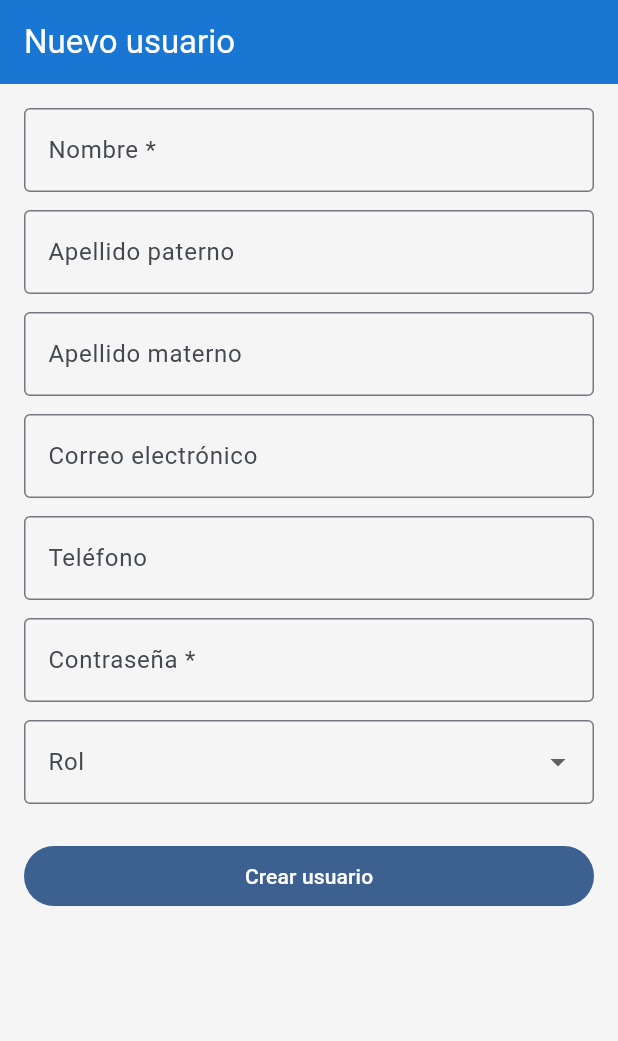
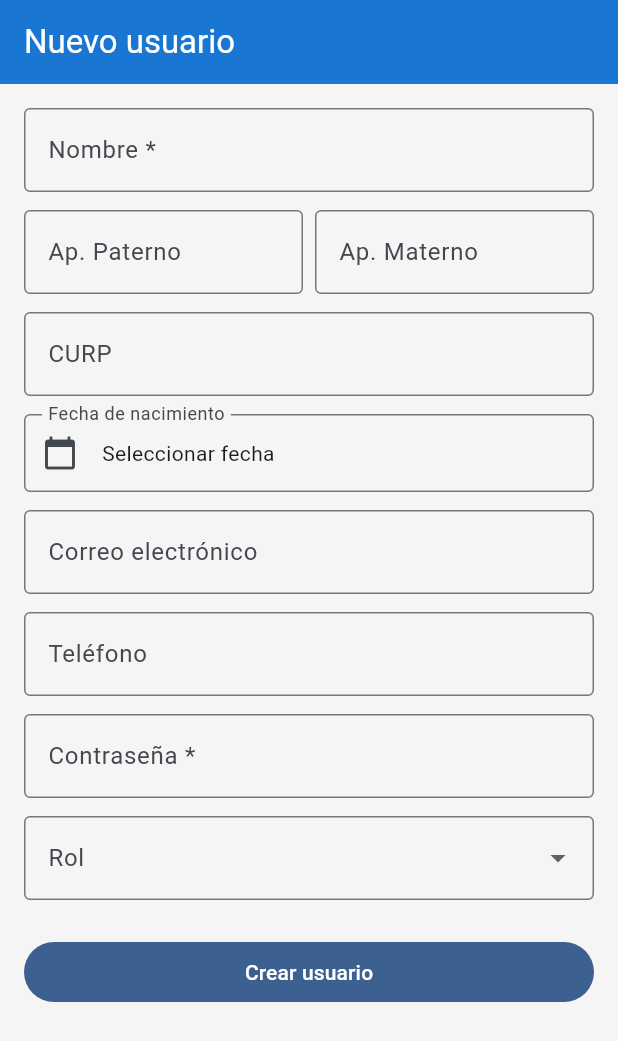
Before and after one commit to MiguelDLM/SIGE-MX, a Flutter app: the UserFormScreen screen opened by its route, on a phone screen of 412 x 824 dp. Shown: the top 1041 px of the screen. Run offline on Flutter 3.47's test engine with Material 3 defaults, Android fonts, the phone set to English and light mode, and no system bars; our stand-ins replace connectivity_plus, dio, file_picker, flutter_riverpod, flutter_secure_storage, go_router and 4 more; accounts and stored records are empty; network calls fail.

Commit message:
Complete all forms with maternal surname, CURP and DOB

```diff
--- a/mobile/lib/features/admin/parents_admin_screen.dart
+++ b/mobile/lib/features/admin/parents_admin_screen.dart
@@ -11,8 +11,6 @@ final parentsAdminProvider =
     'role': 'padre',
     if (search.isNotEmpty) 'search': search,
   });
-  // The users endpoint returns a list of (user, roles) tuples or just user objects depending on implementation
-  // Adjusting based on common patterns in this codebase
   return (resp.data['data'] as List).cast<Map<String, dynamic>>();
 });
 
@@ -75,7 +73,7 @@ class _ParentsAdminScreenState extends ConsumerState<ParentsAdminScreen> {
             separatorBuilder: (_, __) => const Divider(height: 1),
             itemBuilder: (_, i) {
               final p = parents[i];
-              final nombre = '${p['nombre'] ?? ''} ${p['apellido_paterno'] ?? ''}'.trim();
+              final nombre = '${p['nombre'] ?? ''} ${p['apellido_paterno'] ?? ''} ${p['apellido_materno'] ?? ''}'.trim();
               return ListTile(
                 leading: const CircleAvatar(child: Icon(Icons.person_outline)),
                 title: Text(nombre),
@@ -103,8 +101,6 @@ class _ParentsAdminScreenState extends ConsumerState<ParentsAdminScreen> {
   }
 
   Future<void> _showForm(BuildContext context, Map<String, dynamic>? existing) async {
-    // This uses the UserFormScreen logic but could be a specialized dialog
-    // For now, let's keep it simple with a dialog for CURP requirement
     final saved = await showDialog<bool>(
       context: context,
       builder: (ctx) => _ParentDialog(existing: existing, ref: ref),
@@ -113,7 +109,6 @@ class _ParentsAdminScreenState extends ConsumerState<ParentsAdminScreen> {
   }
 
   Future<void> _showLinkHijos(BuildContext context, Map<String, dynamic> parent) async {
-    // Reusing logic from the student linking part but initiated from Parent
     await showDialog(
       context: context,
       builder: (ctx) => _LinkHijosDialog(parent: parent, ref: ref),
@@ -133,8 +128,10 @@ class _ParentDialog extends StatefulWidget {
 class _ParentDialogState extends State<_ParentDialog> {
   late final TextEditingController _nombreCtrl;
   late final TextEditingController _apPaternoCtrl;
+  late final TextEditingController _apMaternoCtrl;
   late final TextEditingController _emailCtrl;
   late final TextEditingController _curpCtrl;
+  DateTime? _fechaNacimiento;
   bool _saving = false;
   String? _error;
 
@@ -144,14 +141,19 @@ class _ParentDialogState extends State<_ParentDialog> {
     final e = widget.existing;
     _nombreCtrl = TextEditingController(text: e?['nombre'] ?? '');
     _apPaternoCtrl = TextEditingController(text: e?['apellido_paterno'] ?? '');
+    _apMaternoCtrl = TextEditingController(text: e?['apellido_materno'] ?? '');
     _emailCtrl = TextEditingController(text: e?['email'] ?? '');
     _curpCtrl = TextEditingController(text: e?['curp'] ?? '');
+    if (e?['fecha_nacimiento'] != null) {
+      _fechaNacimiento = DateTime.parse(e!['fecha_nacimiento']);
+    }
   }
 
   @override
   void dispose() {
     _nombreCtrl.dispose();
     _apPaternoCtrl.dispose();
+    _apMaternoCtrl.dispose();
     _emailCtrl.dispose();
     _curpCtrl.dispose();
     super.dispose();
@@ -168,14 +170,17 @@ class _ParentDialogState extends State<_ParentDialog> {
       final body = {
         'nombre': _nombreCtrl.text.trim(),
         'apellido_paterno': _apPaternoCtrl.text.trim(),
+        'apellido_materno': _apMaternoCtrl.text.trim(),
         'email': _emailCtrl.text.trim(),
         'curp': _curpCtrl.text.trim().toUpperCase(),
+        'fecha_nacimiento': _fechaNacimiento?.toIso8601String().split('T')[0],
         'roles': ['padre'],
       };
       if (widget.existing != null) {
         await dio.patch('/api/v1/users/${widget.existing!['id']}', data: body);
       } else {
-        body['password'] = 'SAS12345'; // Default password
+        body['password'] = body['curp'] as String; // Usar CURP como contraseña default
+        body['must_change_password'] = true;
         await dio.post('/api/v1/users/', data: body);
       }
       if (mounted) Navigator.pop(context, true);
@@ -196,11 +201,28 @@ class _ParentDialogState extends State<_ParentDialog> {
           children: [
             TextField(controller: _nombreCtrl, decoration: const InputDecoration(labelText: 'Nombre(s) *', border: OutlineInputBorder())),
             const SizedBox(height: 12),
-            TextField(controller: _apPaternoCtrl, decoration: const InputDecoration(labelText: 'Apellido Paterno', border: OutlineInputBorder())),
+            Row(
+              children: [
+                Expanded(child: TextField(controller: _apPaternoCtrl, decoration: const InputDecoration(labelText: 'Ap. Paterno', border: OutlineInputBorder()))),
+                const SizedBox(width: 8),
+                Expanded(child: TextField(controller: _apMaternoCtrl, decoration: const InputDecoration(labelText: 'Ap. Materno', border: OutlineInputBorder()))),
+              ],
+            ),
             const SizedBox(height: 12),
-            TextField(controller: _emailCtrl, decoration: const InputDecoration(labelText: 'Email *', border: OutlineInputBorder())),
+            TextField(controller: _curpCtrl, decoration: const InputDecoration(labelText: 'CURP *', border: OutlineInputBorder(), hintText: 'ABCD123456...')),
             const SizedBox(height: 12),
-            TextField(controller: _curpCtrl, decoration: const InputDecoration(labelText: 'CURP *', border: OutlineInputBorder())),
+            InkWell(
+              onTap: () async {
+                final d = await showDatePicker(context: context, initialDate: DateTime(1985), firstDate: DateTime(1940), lastDate: DateTime.now());
+                if (d != null) setState(() => _fechaNacimiento = d);
+              },
+              child: InputDecorator(
+                decoration: const InputDecoration(labelText: 'Fecha de nacimiento', border: OutlineInputBorder(), prefixIcon: Icon(Icons.calendar_today)),
+                child: Text(_fechaNacimiento == null ? 'Seleccionar fecha' : '${_fechaNacimiento!.day}/${_fechaNacimiento!.month}/${_fechaNacimiento!.year}'),
+              ),
+            ),
+            const SizedBox(height: 12),
+            TextField(controller: _emailCtrl, keyboardType: TextInputType.emailAddress, decoration: const InputDecoration(labelText: 'Email *', border: OutlineInputBorder())),
             if (_error != null) Padding(padding: const EdgeInsets.only(top: 8), child: Text(_error!, style: const TextStyle(color: Colors.red))),
           ],
         ),
@@ -253,7 +275,7 @@ class _LinkHijosDialogState extends State<_LinkHijosDialog> {
                 itemBuilder: (ctx, i) {
                   final s = _results[i];
                   return ListTile(
-                    title: Text('${s['nombre']} ${s['apellido_paterno'] ?? ''}'),
+                    title: Text('${s['nombre']} ${s['apellido_paterno'] ?? ''} ${s['apellido_materno'] ?? ''}'),
                     subtitle: Text('Mat: ${s['matricula']}'),
                     trailing: IconButton(
                       icon: const Icon(Icons.add_link),
--- a/mobile/lib/features/admin/user_form_screen.dart
+++ b/mobile/lib/features/admin/user_form_screen.dart
@@ -18,7 +18,9 @@ class _UserFormScreenState extends ConsumerState<UserFormScreen> {
   final _apMaternoCtrl = TextEditingController();
   final _emailCtrl = TextEditingController();
   final _telefonoCtrl = TextEditingController();
+  final _curpCtrl = TextEditingController();
   final _passwordCtrl = TextEditingController();
+  DateTime? _fechaNacimiento;
   String? _role;
   bool _saving = false;
 
@@ -31,6 +33,7 @@ class _UserFormScreenState extends ConsumerState<UserFormScreen> {
     _apMaternoCtrl.dispose();
     _emailCtrl.dispose();
     _telefonoCtrl.dispose();
+    _curpCtrl.dispose();
     _passwordCtrl.dispose();
     super.dispose();
   }
@@ -47,30 +50,23 @@ class _UserFormScreenState extends ConsumerState<UserFormScreen> {
       final dio = ref.read(apiClientProvider);
       await dio.post('/api/v1/users/', data: {
         'nombre': _nombreCtrl.text.trim(),
-        'apellido_paterno': _apPaternoCtrl.text.trim().isEmpty
-            ? null
-            : _apPaternoCtrl.text.trim(),
-        'apellido_materno': _apMaternoCtrl.text.trim().isEmpty
-            ? null
-            : _apMaternoCtrl.text.trim(),
+        'apellido_paterno': _apPaternoCtrl.text.trim().isEmpty ? null : _apPaternoCtrl.text.trim(),
+        'apellido_materno': _apMaternoCtrl.text.trim().isEmpty ? null : _apMaternoCtrl.text.trim(),
         'email': _emailCtrl.text.trim().isEmpty ? null : _emailCtrl.text.trim(),
-        'telefono': _telefonoCtrl.text.trim().isEmpty
-            ? null
-            : _telefonoCtrl.text.trim(),
+        'telefono': _telefonoCtrl.text.trim().isEmpty ? null : _telefonoCtrl.text.trim(),
+        'curp': _curpCtrl.text.trim().isEmpty ? null : _curpCtrl.text.trim().toUpperCase(),
+        'fecha_nacimiento': _fechaNacimiento?.toIso8601String().split('T')[0],
         'password': _passwordCtrl.text,
         'roles': _role != null ? [_role!] : [],
       });
       ref.invalidate(usersAdminProvider);
       if (mounted) {
-        ScaffoldMessenger.of(context).showSnackBar(
-          const SnackBar(content: Text('Usuario creado')),
-        );
+        ScaffoldMessenger.of(context).showSnackBar(const SnackBar(content: Text('Usuario creado')));
         context.pop();
       }
     } catch (e) {
       if (mounted) {
-        ScaffoldMessenger.of(context)
-            .showSnackBar(SnackBar(content: Text('Error: $e')));
+        ScaffoldMessenger.of(context).showSnackBar(SnackBar(content: Text('Error: $e')));
       }
     } finally {
       if (mounted) setState(() => _saving = false);
@@ -86,78 +82,45 @@ class _UserFormScreenState extends ConsumerState<UserFormScreen> {
         child: Column(
           crossAxisAlignment: CrossAxisAlignment.stretch,
           children: [
-            TextField(
-              controller: _nombreCtrl,
-              decoration: const InputDecoration(
-                labelText: 'Nombre *',
-                border: OutlineInputBorder(),
+            TextField(controller: _nombreCtrl, decoration: const InputDecoration(labelText: 'Nombre *', border: OutlineInputBorder())),
+            const SizedBox(height: 12),
+            Row(
+              children: [
+                Expanded(child: TextField(controller: _apPaternoCtrl, decoration: const InputDecoration(labelText: 'Ap. Paterno', border: OutlineInputBorder()))),
+                const SizedBox(width: 8),
+                Expanded(child: TextField(controller: _apMaternoCtrl, decoration: const InputDecoration(labelText: 'Ap. Materno', border: OutlineInputBorder()))),
+              ],
+            ),
+            const SizedBox(height: 12),
+            TextField(controller: _curpCtrl, decoration: const InputDecoration(labelText: 'CURP', border: OutlineInputBorder(), hintText: 'ABCD123456...')),
+            const SizedBox(height: 12),
+            InkWell(
+              onTap: () async {
+                final d = await showDatePicker(context: context, initialDate: DateTime(1990), firstDate: DateTime(1940), lastDate: DateTime.now());
+                if (d != null) setState(() => _fechaNacimiento = d);
+              },
+              child: InputDecorator(
+                decoration: const InputDecoration(labelText: 'Fecha de nacimiento', border: OutlineInputBorder(), prefixIcon: Icon(Icons.calendar_today)),
+                child: Text(_fechaNacimiento == null ? 'Seleccionar fecha' : '${_fechaNacimiento!.day}/${_fechaNacimiento!.month}/${_fechaNacimiento!.year}'),
               ),
             ),
             const SizedBox(height: 12),
-            TextField(
-              controller: _apPaternoCtrl,
-              decoration: const InputDecoration(
-                labelText: 'Apellido paterno',
-                border: OutlineInputBorder(),
-              ),
-            ),
+            TextField(controller: _emailCtrl, keyboardType: TextInputType.emailAddress, decoration: const InputDecoration(labelText: 'Correo electrónico', border: OutlineInputBorder())),
             const SizedBox(height: 12),
-            TextField(
-              controller: _apMaternoCtrl,
-              decoration: const InputDecoration(
-                labelText: 'Apellido materno',
-                border: OutlineInputBorder(),
-              ),
-            ),
+            TextField(controller: _telefonoCtrl, keyboardType: TextInputType.phone, decoration: const InputDecoration(labelText: 'Teléfono', border: OutlineInputBorder())),
             const SizedBox(height: 12),
-            TextField(
-              controller: _emailCtrl,
-              keyboardType: TextInputType.emailAddress,
-              decoration: const InputDecoration(
-                labelText: 'Correo electrónico',
-                border: OutlineInputBorder(),
-              ),
-            ),
-            const SizedBox(height: 12),
-            TextField(
-              controller: _telefonoCtrl,
-              keyboardType: TextInputType.phone,
-              decoration: const InputDecoration(
-                labelText: 'Teléfono',
-                border: OutlineInputBorder(),
-              ),
-            ),
-            const SizedBox(height: 12),
-            TextField(
-              controller: _passwordCtrl,
-              obscureText: true,
-              decoration: const InputDecoration(
-                labelText: 'Contraseña *',
-                border: OutlineInputBorder(),
-              ),
-            ),
+            TextField(controller: _passwordCtrl, obscureText: true, decoration: const InputDecoration(labelText: 'Contraseña *', border: OutlineInputBorder())),
             const SizedBox(height: 12),
             DropdownButtonFormField<String>(
               value: _roles.contains(_role) ? _role : null,
-              decoration: const InputDecoration(
-                labelText: 'Rol',
-                border: OutlineInputBorder(),
-              ),
-              items: _roles
-                  .map((r) => DropdownMenuItem(value: r, child: Text(r)))
-                  .toList(),
+              decoration: const InputDecoration(labelText: 'Rol', border: OutlineInputBorder()),
+              items: _roles.map((r) => DropdownMenuItem(value: r, child: Text(r.toUpperCase()))).toList(),
               onChanged: (v) => setState(() => _role = v),
             ),
             const SizedBox(height: 24),
             FilledButton(
               onPressed: _saving ? null : _save,
-              child: _saving
-                  ? const SizedBox(
-                      height: 20,
-                      width: 20,
-                      child: CircularProgressIndicator(strokeWidth: 2),
-                    )
-                  : const Text('Crear usuario'),
+              child: _saving ? const SizedBox(height: 20, width: 20, child: CircularProgressIndicator(strokeWidth: 2, color: Colors.white)) : const Text('Crear usuario'),
             ),
           ],
         ),
```
